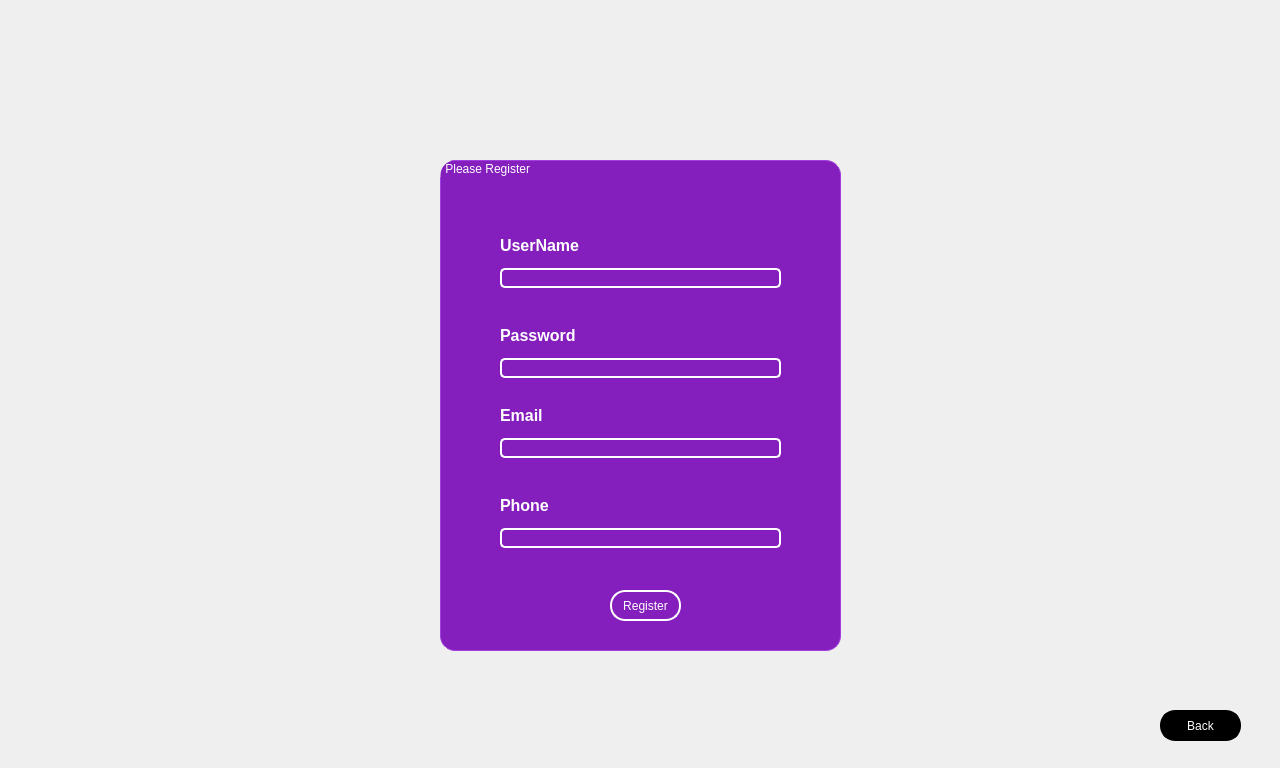
The window that signup.ui (RashmikaKDH/PersonalOrganizer_OOP_miniproject) describes before a commit, drawn with Qt 5.
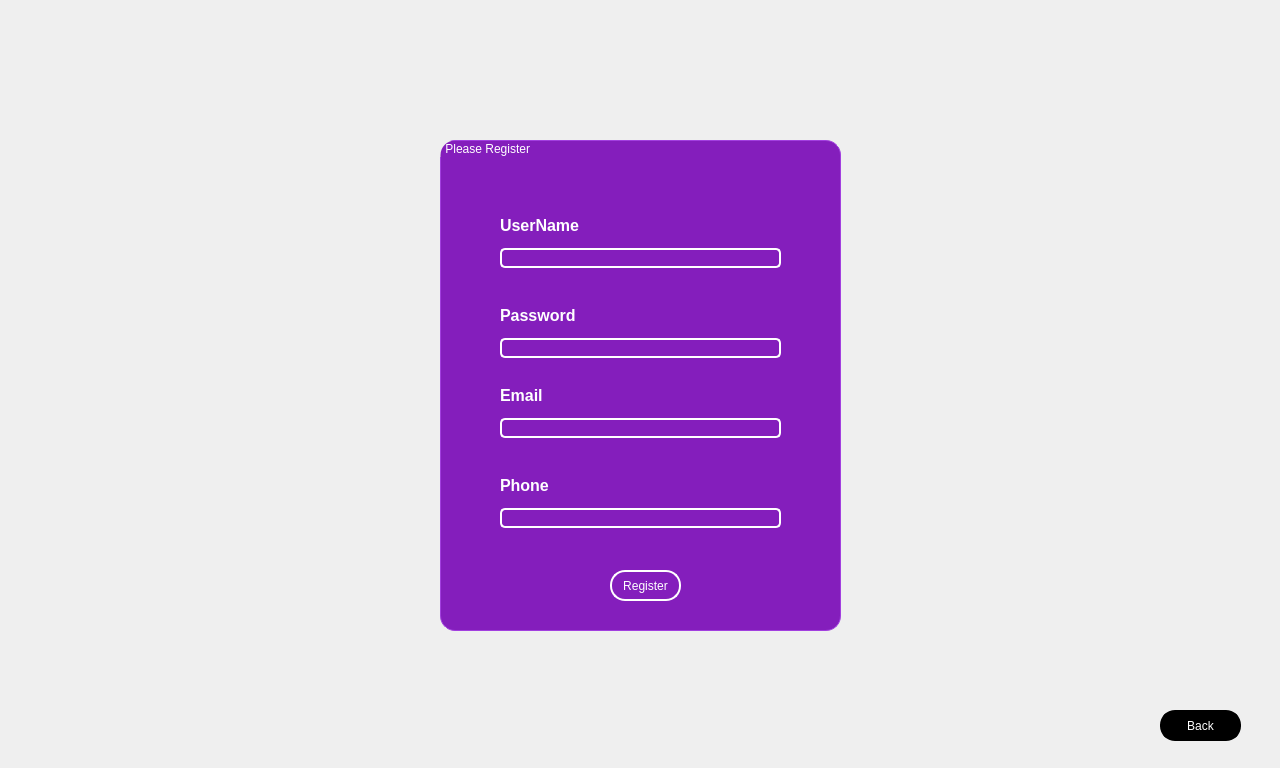
The same window after the commit. Icons and pictures are not drawn.

```diff
--- a/signup.ui
+++ b/signup.ui
@@ -28,7 +28,7 @@
    <property name="geometry">
     <rect>
      <x>440</x>
-     <y>160</y>
+     <y>140</y>
      <width>401</width>
      <height>491</height>
     </rect>
```
